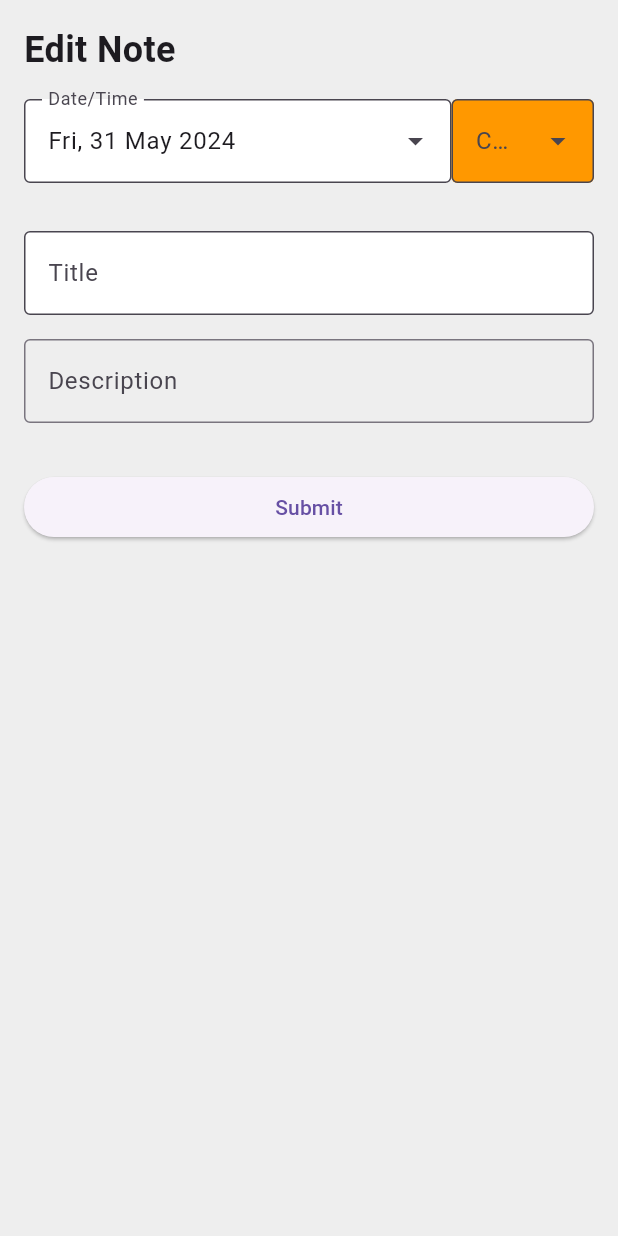
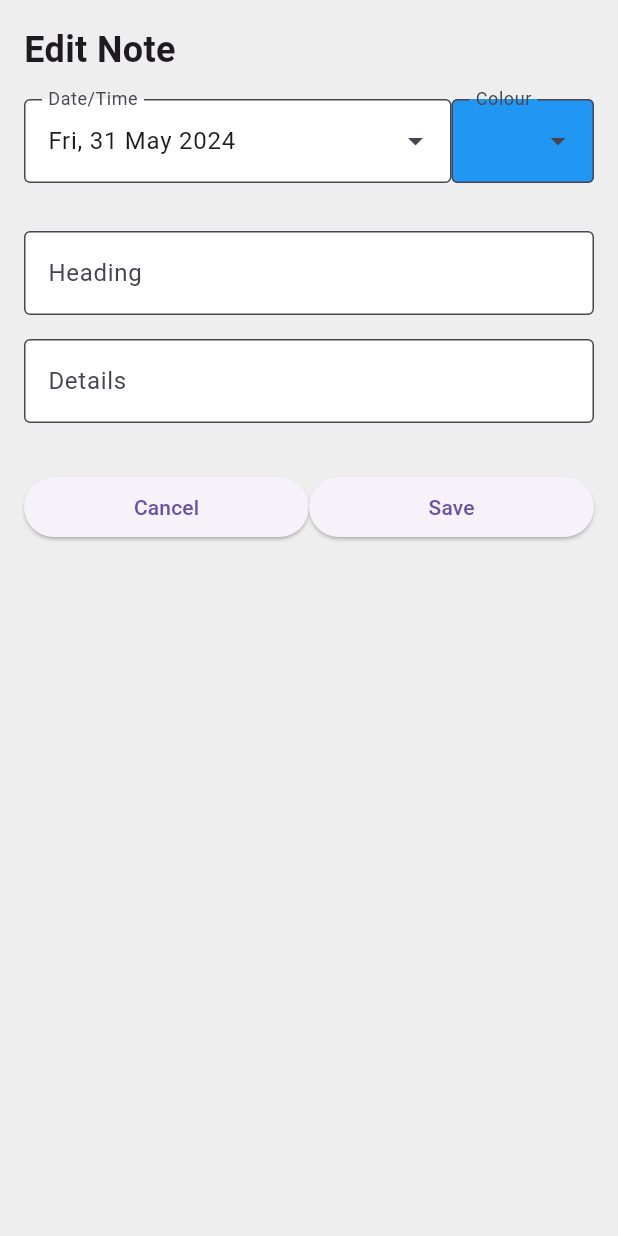
Before and after one commit to dougand/home_calendar, a Flutter app: the screen it shows after launch, after a tap on "Add Event", on a phone screen of 412 x 824 dp. Run offline on Flutter 3.47's test engine with Material 3 defaults, Android fonts, the light colour scheme and no system bars; drawn by our look-alikes of table_calendar; missing offline and left inert: flex_color_picker.

Commit message:
returning filled Event from form

```diff
--- a/lib/edit_event.dart
+++ b/lib/edit_event.dart
@@ -10,7 +10,6 @@
 //
 //
 
-import 'package:flutter/cupertino.dart';
 import 'package:flutter/material.dart';
 import 'package:flex_color_picker/flex_color_picker.dart';
 import 'package:intl/intl.dart';
@@ -18,7 +17,9 @@ import 'event_list.dart';
 
 // Create a Form widget.
 class EditEventForm extends StatefulWidget {
-  const EditEventForm({super.key});
+  final Event event;
+
+  const EditEventForm( {super.key, required this.event});
 
   @override
   EditEventFormState createState() {
@@ -36,10 +37,7 @@ class EditEventFormState extends State<EditEventForm> {
   // not a GlobalKey<MyCustomFormState>.
   final _formKey = GlobalKey<FormState>();
 
-  String ev_title = '';
-  String ev_details = '';
-  DateTime ev_date = DateTime.now();
-  Color ev_colour = Colors.orange;
+  late Event ev;// = widget.event;
 
   DateFormat formatter = DateFormat('EEE, d MMM yyyy'); // use any format
 
@@ -54,20 +52,11 @@ class EditEventFormState extends State<EditEventForm> {
   ///Time
   TimeOfDay timeOfDay = TimeOfDay.now();
 
-// Color for the picker shown in Card on the screen.
-  late Color screenPickerColor;
-  // Color for the picker in a dialog using onChanged.
-  late Color dialogPickerColor;
-  // Color for picker using the color select dialog.
-  late Color dialogSelectColor;
-
   @override
   void initState() {
     super.initState();
-    screenPickerColor = Colors.blue; // Material blue.
-    dialogPickerColor = Colors.red; // Material red.
-    dialogSelectColor = const Color(0xFFA239CA); // A purple color.
 
+    ev = widget.event;
     _dateC.text = formatter.format(selected);
   }
 
@@ -81,13 +70,6 @@ class EditEventFormState extends State<EditEventForm> {
         child: ListView(
           padding: const EdgeInsets.all(16),
           children: [
-            // ListTile(
-            //     title: new TextField(
-            //       decoration: new InputDecoration(
-            //         hintText: "New Entry",
-            //       ),
-            //   ),
-            // ),
 
             const Text("Edit Note",
               style: TextStyle(fontWeight: FontWeight.bold, fontSize: 24),
@@ -111,25 +93,43 @@ class EditEventFormState extends State<EditEventForm> {
             editDescription(),
             const SizedBox(height: 16),
 
-            // TextFormField(
-            //   // The validator receives the text that the user has entered.
-            //   validator: (value) {
-            //     if (value == null || value.isEmpty) {
-            //       return 'Please enter some text';
-            //     }
-            //     return null;
-            //   },
-            // ),
-            Padding(
+            Row(
+              mainAxisAlignment: MainAxisAlignment.center,
+
+              children: [
+                Expanded(child: cancelButton() ),
+                Expanded(child: saveButton()),
+
+              ],
+            ),
+
+          ],
+        ),
+      ),
+    );
+  }
+
+
+  Widget cancelButton() => Padding(
+    padding: const EdgeInsets.symmetric(vertical: 16),
+    child: ElevatedButton(
+      onPressed: () {
+        print('Cancel pressed');
+        Navigator.pop(context);
+      },
+      child: const Text('Cancel'),
+    ),
+  );
+
+
+  Widget saveButton() => Padding(
     padding: const EdgeInsets.symmetric(vertical: 16),
     child: ElevatedButton(
       onPressed: () {
         print('Submit pressed');
-                  ScaffoldMessenger.of(context).showSnackBar(
-                    const SnackBar(content: Text('Saving Data')),
-                  );
+        Navigator.pop(context,ev);
 
-                  EventList().saveEventsToFile();
+  //      EventList().saveEventsToFile();
 
         // Validate returns true if the form is valid, or false otherwise.
         // if (_formKey.currentState!.validate()) {
@@ -140,25 +140,22 @@ class EditEventFormState extends State<EditEventForm> {
         //   );
         //}
       },
-                child: const Text('Submit'),
-              ),
-            ),
-          ],
-          // ),
-          // ],
-        ),
+      child: const Text('Save'),
     ),
   );
-  }
+
+
+
+
 
   Widget editTitle() => TextFormField(
         decoration: const InputDecoration(
-          labelText: 'Title',
+          labelText: 'Heading',
           border: OutlineInputBorder(),
           filled: true,
           fillColor: Colors.white,
         ),
-        onChanged: (value) => setState(() => ev_title = value),
+        onChanged: (value) => setState(() => ev.title = value),
       );
 
   Widget editDate() =>
@@ -182,10 +179,15 @@ class EditEventFormState extends State<EditEventForm> {
 
   Widget editDescription() => TextFormField(
         decoration: const InputDecoration(
-          labelText: 'Description',
+          labelText: 'Details',
+          filled: true,
+          fillColor: Colors.white,
           border: OutlineInputBorder(),
         ),
-        onChanged: (value) => setState(() => ev_details = value),
+        keyboardType: TextInputType.multiline,
+        minLines: 1,
+        maxLines: null,
+        onChanged: (value) => setState(() => ev.details = value),
       );
 
 
@@ -200,10 +202,12 @@ class EditEventFormState extends State<EditEventForm> {
                 child: TextField(
                   decoration:  InputDecoration(
                     labelText: 'Colour',
+                    floatingLabelBehavior: FloatingLabelBehavior.always,
+                  //  hintText: 'h',
                     border: OutlineInputBorder(),
                     suffixIcon: Icon(Icons.arrow_drop_down),
                     filled: true,
-                    fillColor: ev_colour,
+                    fillColor: ev.colour,
                   ),
                 ),
               ),
@@ -249,7 +253,7 @@ class EditEventFormState extends State<EditEventForm> {
       // The dialog needs a context, we pass it in.
       context,
       // We use the dialogSelectColor, as its starting color.
-      ev_colour,
+      ev.colour,
       title: Text('Pick Colour',
           style: Theme.of(context).textTheme.titleLarge),
       width: 40,
@@ -304,83 +308,10 @@ class EditEventFormState extends State<EditEventForm> {
     // below does not really matter, but if you want you can
     // check if they are equal and skip the update below.
     setState(() {
-      ev_colour = newColor;
+      ev.colour = newColor;
     });
 
   }
 
-  Future<bool> colorPickerDialogOld() async {
-    return ColorPicker(
-      // Use the dialogPickerColor as start color.
-      color: ev_colour,
-      // Update the dialogPickerColor using the callback.
-      onColorChanged: (Color color) =>
-          setState(() => ev_colour = color),
 
-      width: 40,
-      height: 40,
-      borderRadius: 4,
-      spacing: 5,
-      runSpacing: 5,
-      wheelDiameter: 155,
-      heading: Text(
-        'Select color',
-        style: Theme.of(context).textTheme.titleSmall,
-      ),
-      subheading: Text(
-        'Select color shade',
-        style: Theme.of(context).textTheme.titleSmall,
-      ),
-      wheelSubheading: Text(
-        'Selected color and its shades',
-        style: Theme.of(context).textTheme.titleSmall,
-      ),
-      showMaterialName: true,
-      showColorName: true,
-      showColorCode: true,
-      copyPasteBehavior: const ColorPickerCopyPasteBehavior(
-        longPressMenu: true,
-      ),
-      materialNameTextStyle: Theme.of(context).textTheme.bodySmall,
-      colorNameTextStyle: Theme.of(context).textTheme.bodySmall,
-      colorCodeTextStyle: Theme.of(context).textTheme.bodySmall,
-      pickersEnabled: const <ColorPickerType, bool>{
-        ColorPickerType.both: false,
-        ColorPickerType.primary: true,
-        ColorPickerType.accent: false,
-        ColorPickerType.bw: false,
-        ColorPickerType.custom: false,
-        ColorPickerType.wheel: false,
-      },
-      //customColorSwatchesAndNames: colorsNameMap,
-    ).showPickerDialog(
-      context,
-      // New in version 3.0.0 custom transitions support.
-      transitionBuilder: (BuildContext context, Animation<double> a1,
-          Animation<double> a2, Widget widget) {
-        final double curvedValue =
-            Curves.easeInOutBack.transform(a1.value) - 1.0;
-        return Transform(
-          transform: Matrix4.translationValues(0.0, curvedValue * 200, 0.0),
-          child: Opacity(
-            opacity: a1.value,
-            child: widget,
-          ),
-        );
-      },
-      transitionDuration: const Duration(milliseconds: 400),
-      constraints:
-          const BoxConstraints(minHeight: 460, minWidth: 300, maxWidth: 320),
-    );
 }
-}
-
-
-// class showColour extends StatefulWidget {
-//
-//   @override
-//   bool showColour ==(Object other) {
-//     // TODO: implement ==
-//     return super == other;
-//   }
-// }
--- a/lib/event_list.dart
+++ b/lib/event_list.dart
@@ -3,7 +3,7 @@
 //import 'dart:ui';
 import 'dart:async';
 import 'dart:io';
-import 'dart:convert';
+//import 'dart:convert';
 
 import 'package:flutter/material.dart';
 import 'package:path_provider/path_provider.dart';
@@ -14,21 +14,28 @@ import 'package:path_provider/path_provider.dart';
 class Event {
 
   String title = '';
-  String description = '';
+  String details = '';
 
-  DateTime startTime = DateTime.now();
+  DateTime date = DateTime.now();
 
   Color colour = Colors.blue;
 
 
-  Event(this.title,this.description, this.startTime, this.colour);
+  Event(this.title,this.details, this.date, this.colour);
+
+  Event.blank() {
+    this.title="";
+    this.details="";
+    this.colour = Colors.blue;
+    this.date = DateTime.now();
+  }
 
   // Convert an instance of this class to a Map
   Map<String, dynamic> toJson() {
     return {
       'title': title,
-      'description': description,
-      'startTime': startTime,
+      'details': details,
+      'date': date,
       'colour': colour,
     };
   }
--- a/lib/main.dart
+++ b/lib/main.dart
@@ -7,9 +7,10 @@ import 'package:home_calendar/calendar_data.dart';
 import 'package:home_calendar/edit_event.dart';
 //import 'package:intl/date_symbol_data_local.dart';
 import 'package:home_calendar/utils.dart';
+import 'package:home_calendar/event_list.dart';
 import 'package:table_calendar/table_calendar.dart';
 
-import 'color_picker.dart';
+//import 'color_picker.dart';
 
 
 void main() {
@@ -135,11 +136,25 @@ class _CalendarPage extends State<CalendarPage> {
     );
   }
 
-  Future editEvent() => showDialog(
+  Future editEvent() async {
+    Event newEvent  = new Event.blank();
+    newEvent.title = 'try this';
+
+    var result = await showDialog(
       context: context,
-      builder: (context) => const EditEventForm(),
-  );
+      builder: (context) => EditEventForm( event:newEvent ),
+    );
 
+    if( result is Event )
+      {
+        print( "New Event created:");
+        print( result.toJson() );
+      }
+    else
+      {
+        print( "-- Cancelled --");
+      }
+  }
   //}
 
 }
```
Also changed, not shown: lib/utils.dart (+46 -46 lines). Lines whose indentation alone changed are shown as unchanged.
